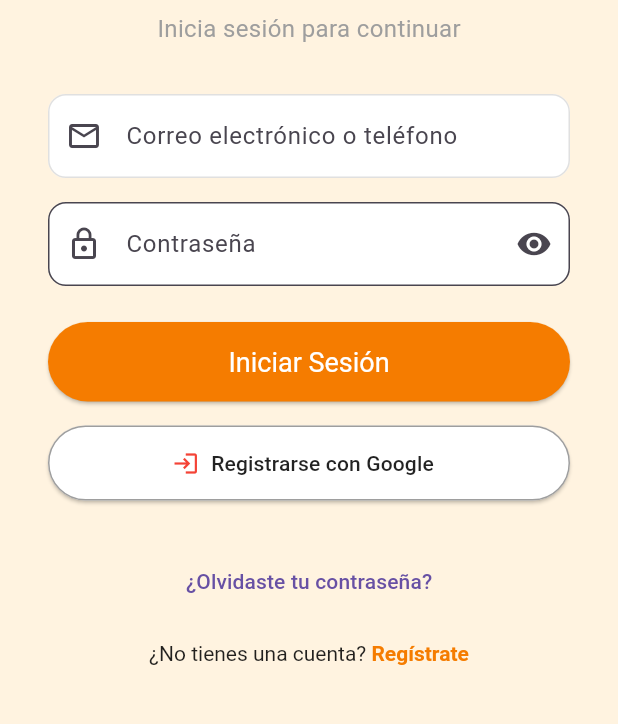
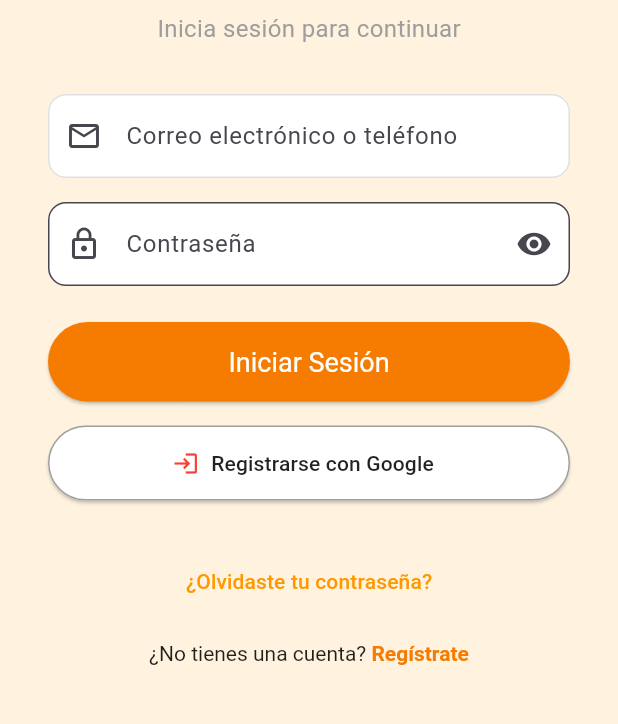
Before and after one commit to Reebotbrei/limaEnAccion, a Flutter app: the screen it shows after launch, after a tap on "Inicar Sesion", on a phone screen of 412 x 824 dp, the part 257-981 px from its top. Run offline on Flutter 3.47's test engine with Material 3 defaults, Android fonts, the phone set to English and light mode, and no system bars; our stand-ins replace image_picker.

Commit message:
tengo sueño :'v

```diff
--- a/lib/features/auth/screens/login_page.dart
+++ b/lib/features/auth/screens/login_page.dart
@@ -142,7 +142,8 @@ class _LoginPageState extends State<LoginPage> {
                               builder: (context) => const ResetPasswordPage()),
                         );
                       },
-                      child: const Text('¿Olvidaste tu contraseña?'),
+                      child: const Text('¿Olvidaste tu contraseña?',
+                      style: TextStyle(color:Colors.orange),),
                     ),
                     const SizedBox(height: 16),
                     RichText(
```
